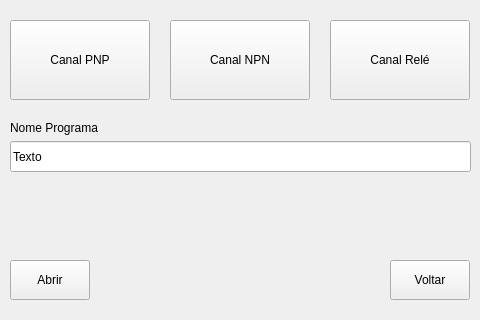
Before: the Qt Designer form View/config.ui in Renatoyyz/fonte-controlada, drawn with Qt 5.
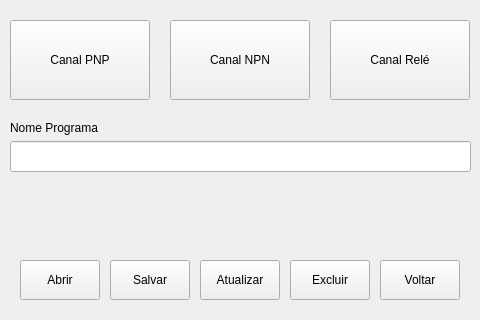
After: the same form once the commit is applied.

Patch:
```diff
--- a/View/config.ui
+++ b/View/config.ui
@@ -62,7 +62,7 @@
     </rect>
    </property>
    <property name="text">
-    <string>Texto</string>
+    <string/>
    </property>
   </widget>
   <widget class="QLabel" name="label">
@@ -81,7 +81,7 @@
   <widget class="QPushButton" name="btVoltar">
    <property name="geometry">
     <rect>
-     <x>390</x>
+     <x>380</x>
      <y>260</y>
      <width>80</width>
      <height>40</height>
@@ -94,7 +94,7 @@
   <widget class="QPushButton" name="btAbrir">
    <property name="geometry">
     <rect>
-     <x>10</x>
+     <x>20</x>
      <y>260</y>
      <width>80</width>
      <height>40</height>
@@ -104,6 +104,45 @@
     <string>Abrir</string>
    </property>
   </widget>
+  <widget class="QPushButton" name="btSalvar">
+   <property name="geometry">
+    <rect>
+     <x>110</x>
+     <y>260</y>
+     <width>80</width>
+     <height>40</height>
+    </rect>
+   </property>
+   <property name="text">
+    <string>Salvar</string>
+   </property>
+  </widget>
+  <widget class="QPushButton" name="btAtualizar">
+   <property name="geometry">
+    <rect>
+     <x>200</x>
+     <y>260</y>
+     <width>80</width>
+     <height>40</height>
+    </rect>
+   </property>
+   <property name="text">
+    <string>Atualizar</string>
+   </property>
+  </widget>
+  <widget class="QPushButton" name="btExcluir">
+   <property name="geometry">
+    <rect>
+     <x>290</x>
+     <y>260</y>
+     <width>80</width>
+     <height>40</height>
+    </rect>
+   </property>
+   <property name="text">
+    <string>Excluir</string>
+   </property>
+  </widget>
  </widget>
  <resources/>
  <connections/>
```
